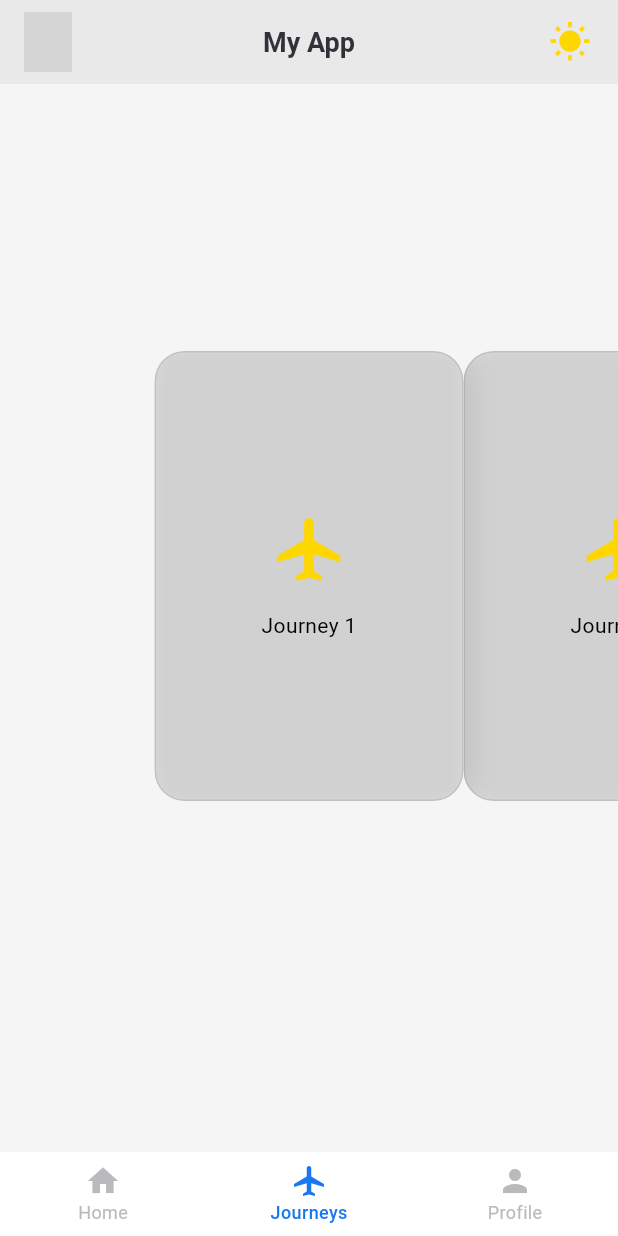
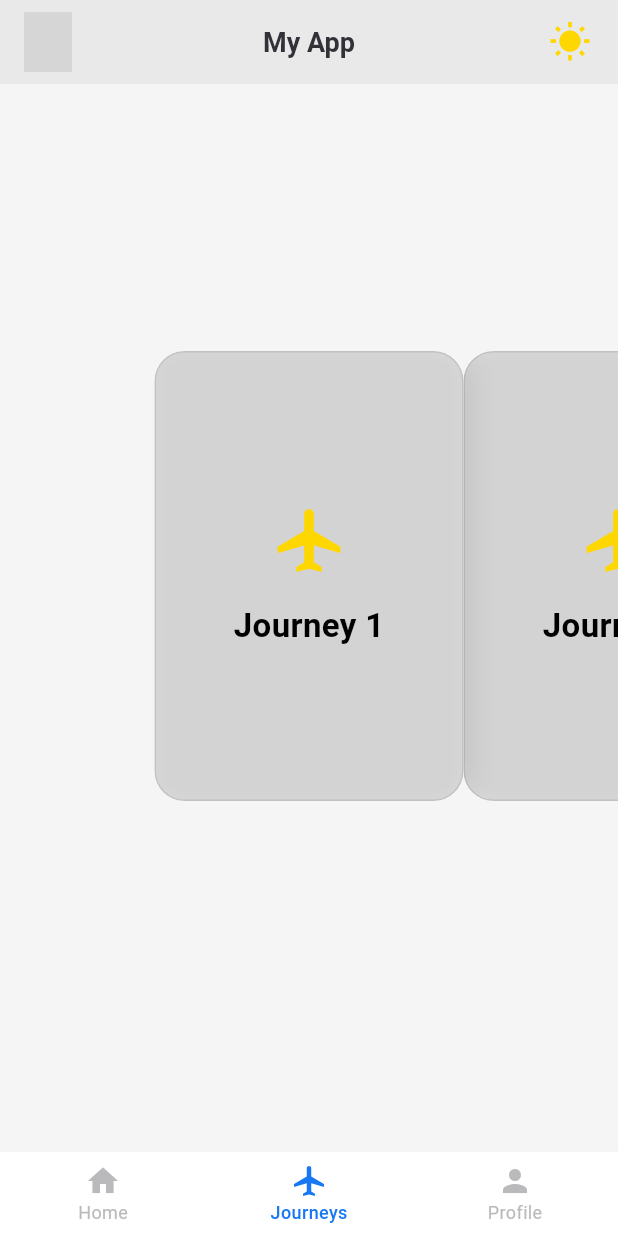
Before and after one commit to behfarkhosravi/flutter_template, a Flutter app: the JourneysPage screen opened by its route, on a phone screen of 412 x 824 dp. Run offline on Flutter 3.47's test engine with Material 3 defaults, Android fonts, the phone set to English and light mode, and no system bars; our stand-ins replace dart_mappable, dio, flutter_riverpod, flutter_svg, freezed_annotation, go_router and 5 more; missing offline and left inert: analyzer, country_flags, custom_lint_builder; accounts and stored records are empty; generated files the repository leaves out were written again; grey boxes are pictures that could not be loaded.

Commit message:
fix: Address compilation errors and apply final UX refinements

```diff
--- a/lib/src/presentation/features/journeys/widgets/journey_card.dart
+++ b/lib/src/presentation/features/journeys/widgets/journey_card.dart
@@ -1,13 +1,13 @@
 import 'dart:ui';
 import 'package:flutter/material.dart';
 import 'package:flutter_riverpod/flutter_riverpod.dart';
-import 'package:flutter_template/src/presentation/core/application_state/theme_provider.dart';
-import 'package:flutter_template/src/presentation/core/theme/theme.dart';
+import '../../../core/application_state/theme_provider.dart';
+import '../../../core/theme/theme.dart';
 
 class JourneyCard extends ConsumerWidget {
+  const JourneyCard({super.key, required this.index});
+
   final int index;
-
-  const JourneyCard({super.key, required this.index});
 
   @override
   Widget build(BuildContext context, WidgetRef ref) {
@@ -20,19 +20,19 @@ class JourneyCard extends ConsumerWidget {
         child: Container(
           decoration: BoxDecoration(
             color: isDarkMode
-                ? Colors.white.withOpacity(0.1)
-                : Colors.black.withOpacity(0.05),
+                ? Colors.white.withAlpha(25)
+                : Colors.black.withAlpha(12),
             borderRadius: BorderRadius.circular(20),
             border: Border.all(
               color: isDarkMode
-                  ? Colors.white.withOpacity(0.2)
-                  : Colors.black.withOpacity(0.1),
+                  ? Colors.white.withAlpha(51)
+                  : Colors.black.withAlpha(25),
             ),
             boxShadow: [
               BoxShadow(
                 color: isDarkMode
-                    ? Colors.black.withOpacity(0.2)
-                    : Colors.black.withOpacity(0.1),
+                    ? Colors.black.withAlpha(51)
+                    : Colors.black.withAlpha(25),
                 blurRadius: 10,
                 spreadRadius: 5,
               ),
@@ -49,7 +49,7 @@ class JourneyCard extends ConsumerWidget {
               const SizedBox(height: 16),
               Text(
                 'Journey ${index + 1}',
-                style: context.textStyle.h2,
+                style: context.textStyle.headlineSmall,
               ),
             ],
           ),
```
